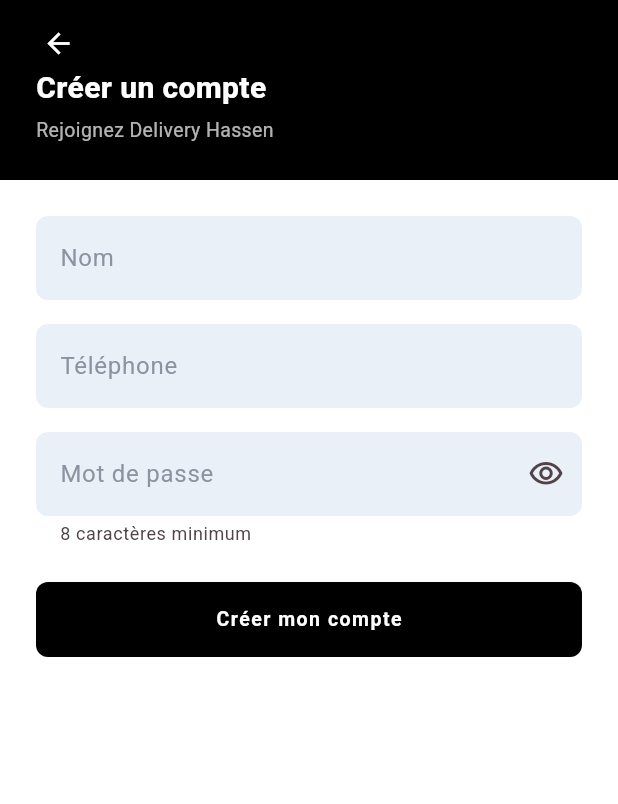
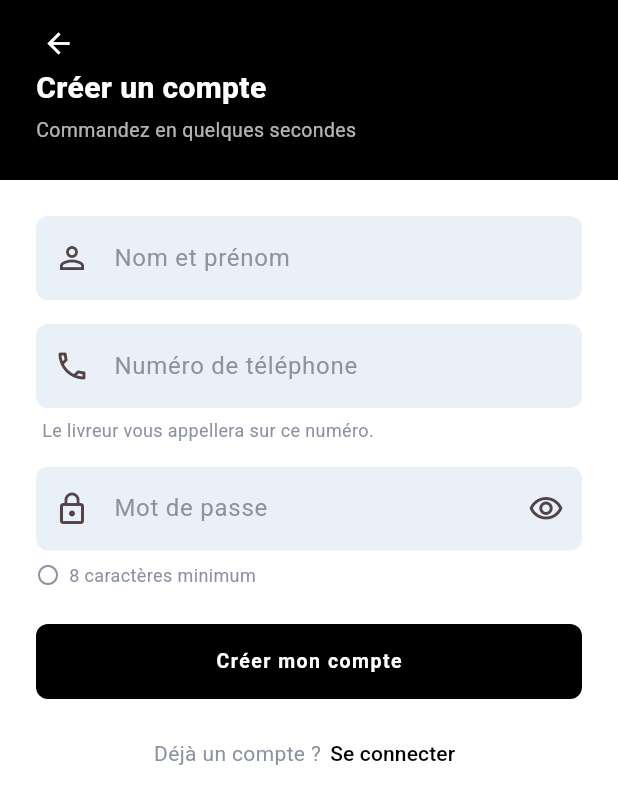
Before and after one commit to Alibalti592/Hssan-Delivery, a Flutter app: the LoginScreen screen opened directly, after a tap on "Se connecter", after a tap on "Créer un compte client", on a phone screen of 412 x 824 dp. Shown: the top 804 px of the screen. Run offline on Flutter 3.47's test engine with Material 3 defaults, Android fonts, the phone set to English and light mode, and no system bars; our stand-ins replace firebase_core, firebase_messaging, flutter_map, flutter_secure_storage, geolocator, image_picker and 2 more; accounts and stored records are empty; statements that could not run were skipped.

Commit message:
Polish sign-in, sign-up and password screens; match numbers however typed
Screens:
- Login: brand header centred (monogram, name, tagline), a "Connexion"
  card, fields with icons, "+216" fixed in front of the number and digits
  grouped as typed, an error banner, "Créer un compte client" as a clear
  second button, and the courier note at the bottom.
- Sign-up: "Nom et prénom", the same phone field, the 8-character rule
  ticking green as it's met, and "Déjà un compte ? Se connecter".
- Change password: show/hide on both fields, the same rule and banner.
- Errors clear as each field is fixed after a failed submit; tapping
  outside a field closes the keyboard; the phone's autofill knows each
  field.
- Server errors say "Le service est momentanément indisponible" instead
  of "La requête a échoué (500)", too many attempts is said in French,
  and a validation failure shows its field's own message.
- Dialogs and bottom sheets are white instead of Material's pink tint.

Backend:
- Numbers are stored as their 8 local digits and looked up however
  they're typed: an account registered as "+216 22 123 456" signs in
  with "22123456" and the same number can't register twice. Existing
  accounts stored with spaces or +216 still sign in.
- Sign-up and password-change messages are in French.

Co-Authored-By: Claude Opus 5.5 <noreply@anthropic.com>
Claude-Session: https://claude.ai/code/session_01B6RWxUSN3bwsXdDHTuPsqN

```diff
--- /dev/null
+++ b/mobile/lib/auth/auth_widgets.dart
@@ -0,0 +1,236 @@
+import 'package:flutter/material.dart';
+import 'package:flutter/services.dart';
+
+import '../core/phone_format.dart';
+import '../theme.dart';
+
+/// The 8 local digits of what was typed in a [PhoneField]: "22 123 456"
+/// gives "22123456".
+String phoneDigits(String text) => text.replaceAll(RegExp(r'\D'), '');
+
+/// A Tunisian number: "+216" is fixed in front, only digits go in, grouped
+/// as they're typed ("22 123 456"). A pasted "+216 22 123 456" keeps just
+/// the local number.
+class PhoneField extends StatelessWidget {
+  const PhoneField({
+    required this.controller,
+    this.enabled = true,
+    this.textInputAction = TextInputAction.next,
+    super.key,
+  });
+
+  final TextEditingController controller;
+  final bool enabled;
+  final TextInputAction textInputAction;
+
+  @override
+  Widget build(BuildContext context) {
+    return TextFormField(
+      controller: controller,
+      enabled: enabled,
+      keyboardType: TextInputType.phone,
+      textInputAction: textInputAction,
+      autofillHints: const [AutofillHints.telephoneNumberNational],
+      inputFormatters: [LocalPhoneFormatter()],
+      decoration: const InputDecoration(
+        labelText: 'Numéro de téléphone',
+        hintText: '22 123 456',
+        prefixIcon: Icon(Icons.phone_outlined),
+        prefixText: '+216  ',
+      ),
+      validator: (v) => validatePhone(phoneDigits(v ?? '')),
+    );
+  }
+}
+
+/// Keeps the 8 local digits of a number and groups them "22 123 456".
+class LocalPhoneFormatter extends TextInputFormatter {
+  @override
+  TextEditingValue formatEditUpdate(
+    TextEditingValue oldValue,
+    TextEditingValue newValue,
+  ) {
+    var digits = phoneDigits(newValue.text);
+    if (digits.length > 8 && digits.startsWith('216')) {
+      digits = digits.substring(3);
+    }
+    if (digits.length > 8) digits = digits.substring(0, 8);
+
+    final grouped = StringBuffer();
+    for (var i = 0; i < digits.length; i++) {
+      if (i == 2 || i == 5) grouped.write(' ');
+      grouped.write(digits[i]);
+    }
+    final text = grouped.toString();
+    return TextEditingValue(
+      text: text,
+      selection: TextSelection.collapsed(offset: text.length),
+    );
+  }
+}
+
+/// A password with a show/hide eye. With [showRule], the 8-character rule
+/// sits under the field and ticks green once it's met.
+class PasswordField extends StatefulWidget {
+  const PasswordField({
+    required this.controller,
+    this.label = 'Mot de passe',
+    this.enabled = true,
+    this.showRule = false,
+    this.isNew = false,
+    this.textInputAction = TextInputAction.done,
+    this.onSubmitted,
+    super.key,
+  });
+
+  final TextEditingController controller;
+  final String label;
+  final bool enabled;
+  final bool showRule;
+
+  /// A password being chosen (sign-up, change) rather than typed to sign in:
+  /// lets the phone's password manager offer a strong one.
+  final bool isNew;
+  final TextInputAction textInputAction;
+  final VoidCallback? onSubmitted;
+
+  static const minLength = 8;
+
+  @override
+  State<PasswordField> createState() => _PasswordFieldState();
+}
+
+class _PasswordFieldState extends State<PasswordField> {
+  bool _hidden = true;
+
+  @override
+  Widget build(BuildContext context) {
+    final field = TextFormField(
+      controller: widget.controller,
+      enabled: widget.enabled,
+      obscureText: _hidden,
+      textInputAction: widget.textInputAction,
+      autofillHints: [
+        widget.isNew ? AutofillHints.newPassword : AutofillHints.password,
+      ],
+      onFieldSubmitted: (_) => widget.onSubmitted?.call(),
+      decoration: InputDecoration(
+        labelText: widget.label,
+        prefixIcon: const Icon(Icons.lock_outline),
+        suffixIcon: IconButton(
+          tooltip: _hidden ? 'Afficher' : 'Masquer',
+          icon: Icon(
+            _hidden ? Icons.visibility_outlined : Icons.visibility_off_outlined,
+          ),
+          onPressed: () => setState(() => _hidden = !_hidden),
+        ),
+      ),
+      validator: (v) {
+        if (v == null || v.isEmpty) return 'Mot de passe requis';
+        if (widget.showRule && v.length < PasswordField.minLength) {
+          return 'Au moins ${PasswordField.minLength} caractères';
+        }
+        return null;
+      },
+    );
+    if (!widget.showRule) return field;
+
+    return Column(
+      crossAxisAlignment: CrossAxisAlignment.stretch,
+      children: [
+        field,
+        const SizedBox(height: 8),
+        ValueListenableBuilder<TextEditingValue>(
+          valueListenable: widget.controller,
+          builder: (context, value, _) {
+            final met = value.text.length >= PasswordField.minLength;
+            final color = met ? successText : mutedText;
+            return Row(
+              children: [
+                Icon(
+                  met ? Icons.check_circle : Icons.radio_button_unchecked,
+                  size: 16,
+                  color: color,
+                ),
+                const SizedBox(width: 6),
+                Text(
+                  '${PasswordField.minLength} caractères minimum',
+                  style: TextStyle(
+                    color: color,
+                    fontSize: 12,
+                    fontWeight: met ? FontWeight.w700 : FontWeight.w400,
+                  ),
+                ),
+              ],
+            );
+          },
+        ),
+      ],
+    );
+  }
+}
+
+/// A failed sign-in, sign-up or change, in a tinted box that's hard to miss.
+class AuthErrorBanner extends StatelessWidget {
+  const AuthErrorBanner(this.message, {super.key});
+
+  final String message;
+
+  @override
+  Widget build(BuildContext context) {
+    return Container(
+      padding: const EdgeInsets.symmetric(horizontal: 14, vertical: 12),
+      decoration: BoxDecoration(
+        color: dangerBg,
+        borderRadius: BorderRadius.circular(10),
+      ),
+      child: Row(
+        crossAxisAlignment: CrossAxisAlignment.start,
+        children: [
+          const Icon(Icons.error_outline, size: 20, color: dangerText),
+          const SizedBox(width: 10),
+          Expanded(
+            child: Text(
+              message,
+              style: const TextStyle(
+                color: dangerText,
+                fontWeight: FontWeight.w600,
+              ),
+            ),
+          ),
+        ],
+      ),
+    );
+  }
+}
+
+/// The submit button: a spinner while [busy].
+class AuthSubmitButton extends StatelessWidget {
+  const AuthSubmitButton({
+    required this.label,
+    required this.busy,
+    required this.onPressed,
+    super.key,
+  });
+
+  final String label;
+  final bool busy;
+  final VoidCallback onPressed;
+
+  @override
+  Widget build(BuildContext context) {
+    return FilledButton(
+      onPressed: busy ? null : onPressed,
+      child: busy
+          ? const SizedBox(
+              height: 22,
+              width: 22,
+              child: CircularProgressIndicator(
+                strokeWidth: 2,
+                color: Colors.white,
+              ),
+            )
+          : Text(label),
+    );
+  }
+}
--- a/mobile/lib/auth/login_screen.dart
+++ b/mobile/lib/auth/login_screen.dart
@@ -1,9 +1,10 @@
 import 'package:flutter/material.dart';
 import 'package:provider/provider.dart';
 
-import '../core/phone_format.dart';
+import '../onboarding/splash_screen.dart' show SplashMonogram;
 import '../theme.dart';
 import 'auth_controller.dart';
+import 'auth_widgets.dart';
 import 'register_screen.dart';
 
 class LoginScreen extends StatefulWidget {
@@ -17,8 +18,10 @@ class _LoginScreenState extends State<LoginScreen> {
   final _formKey = GlobalKey<FormState>();
   final _phone = TextEditingController();
   final _password = TextEditingController();
-  bool _obscure = true;
   String? _error;
+
+  /// Once a submit has shown errors, they clear as each field is fixed.
+  bool _submitted = false;
 
   @override
   void dispose() {
@@ -28,11 +31,15 @@ class _LoginScreenState extends State<LoginScreen> {
   }
 
   Future<void> _submit() async {
-    setState(() => _error = null);
+    setState(() {
+      _error = null;
+      _submitted = true;
+    });
     if (!_formKey.currentState!.validate()) return;
+    FocusScope.of(context).unfocus();
 
     final message = await context.read<AuthController>().signIn(
-      _phone.text,
+      phoneDigits(_phone.text),
       _password.text,
     );
     if (mounted && message != null) {
@@ -43,118 +50,72 @@ class _LoginScreenState extends State<LoginScreen> {
   @override
   Widget build(BuildContext context) {
     final busy = context.watch<AuthController>().busy;
+    final textTheme = Theme.of(context).textTheme;
 
     return Scaffold(
       backgroundColor: navy,
-      body: SafeArea(
-        child: Column(
-          children: [
-            const Padding(
-              padding: EdgeInsets.fromLTRB(24, 32, 24, 24),
-              child: Column(
-                crossAxisAlignment: CrossAxisAlignment.start,
-                children: [
-                  Text(
-                    'DH',
-                    style: TextStyle(
-                      fontSize: 34,
-                      fontWeight: FontWeight.w800,
+      body: GestureDetector(
+        // Tapping outside a field puts the keyboard away.
+        onTap: () => FocusScope.of(context).unfocus(),
+        child: SafeArea(
+          bottom: false,
+          child: CustomScrollView(
+            slivers: [
+              const SliverToBoxAdapter(child: _BrandHeader()),
+              SliverFillRemaining(
+                hasScrollBody: false,
+                child: Container(
+                  decoration: const BoxDecoration(
                     color: Colors.white,
+                    borderRadius: BorderRadius.vertical(
+                      top: Radius.circular(28),
                     ),
                   ),
-                  SizedBox(height: 8),
-                  Text(
-                    'Delivery Hassen',
-                    style: TextStyle(
-                      color: Colors.white,
-                      fontSize: 22,
-                      fontWeight: FontWeight.w700,
-                    ),
-                  ),
-                  SizedBox(height: 4),
-                  Text(
-                    'Connectez-vous pour continuer',
-                    style: TextStyle(color: Colors.white70, fontSize: 14),
-                  ),
-                ],
-              ),
-            ),
-            Expanded(
-              child: Container(
-                width: double.infinity,
-                decoration: const BoxDecoration(
-                  color: Color(0xFFF2F4F7),
-                  borderRadius: BorderRadius.only(
-                    topLeft: Radius.circular(28),
-                    topRight: Radius.circular(28),
-                  ),
-                ),
-                padding: const EdgeInsets.fromLTRB(24, 32, 24, 24),
-                child: SingleChildScrollView(
+                  padding: const EdgeInsets.fromLTRB(24, 28, 24, 24),
+                  child: AutofillGroup(
                     child: Form(
                       key: _formKey,
+                      autovalidateMode: _submitted
+                          ? AutovalidateMode.onUserInteraction
+                          : AutovalidateMode.disabled,
                       child: Column(
                         crossAxisAlignment: CrossAxisAlignment.stretch,
                         children: [
-                        TextFormField(
-                          controller: _phone,
-                          keyboardType: TextInputType.phone,
-                          textInputAction: TextInputAction.next,
-                          enabled: !busy,
-                          decoration: const InputDecoration(
-                            labelText: 'Téléphone',
-                            hintText: '+216 22 000 000',
-                          ),
-                          validator: validatePhone,
-                        ),
-                        const SizedBox(height: 16),
-                        TextFormField(
-                          controller: _password,
-                          obscureText: _obscure,
-                          enabled: !busy,
-                          onFieldSubmitted: (_) => _submit(),
-                          decoration: InputDecoration(
-                            labelText: 'Mot de passe',
-                            suffixIcon: IconButton(
-                              icon: Icon(
-                                _obscure
-                                    ? Icons.visibility_outlined
-                                    : Icons.visibility_off_outlined,
-                              ),
-                              onPressed: () =>
-                                  setState(() => _obscure = !_obscure),
+                          Text(
+                            'Connexion',
+                            style: textTheme.headlineSmall?.copyWith(
+                              fontWeight: FontWeight.w800,
                             ),
                           ),
-                          validator: (v) => (v == null || v.isEmpty)
-                              ? 'Mot de passe requis'
-                              : null,
+                          const SizedBox(height: 4),
+                          Text(
+                            'Heureux de vous revoir !',
+                            style: textTheme.bodyMedium?.copyWith(
+                              color: mutedText,
+                            ),
+                          ),
+                          const SizedBox(height: 24),
+                          PhoneField(controller: _phone, enabled: !busy),
+                          const SizedBox(height: 16),
+                          PasswordField(
+                            controller: _password,
+                            enabled: !busy,
+                            onSubmitted: _submit,
                           ),
                           if (_error != null) ...[
                             const SizedBox(height: 16),
-                          Text(
-                            _error!,
-                            style: TextStyle(
-                              color: Theme.of(context).colorScheme.error,
-                            ),
-                          ),
+                            AuthErrorBanner(_error!),
                           ],
                           const SizedBox(height: 24),
-                        FilledButton(
-                          onPressed: busy ? null : _submit,
-                          child: busy
-                              ? const SizedBox(
-                                  height: 22,
-                                  width: 22,
-                                  child: CircularProgressIndicator(
-                                    strokeWidth: 2,
-                                    color: Colors.white,
+                          AuthSubmitButton(
+                            label: 'Se connecter',
+                            busy: busy,
+                            onPressed: _submit,
                           ),
-                                )
-                              : const Text('Se connecter'),
-                        ),
+                          const SizedBox(height: 24),
+                          const _OrDivider(),
                           const SizedBox(height: 16),
-                        Center(
-                          child: TextButton(
+                          OutlinedButton(
                             onPressed: busy
                                 ? null
                                 : () => Navigator.of(context).push(
@@ -164,13 +125,9 @@ class _LoginScreenState extends State<LoginScreen> {
                                   ),
                             child: const Text('Créer un compte client'),
                           ),
-                        ),
-                        Center(
-                          child: Text(
-                            'Compte livreur créé par un administrateur',
-                            style: Theme.of(context).textTheme.bodySmall,
-                          ),
-                        ),
+                          const Spacer(),
+                          const SizedBox(height: 24),
+                          const _CourierNote(),
                         ],
                       ),
                     ),
@@ -180,6 +137,85 @@ class _LoginScreenState extends State<LoginScreen> {
             ],
           ),
         ),
+      ),
     );
   }
 }
+
+/// The monogram, name and tagline, as on the splash screen.
+class _BrandHeader extends StatelessWidget {
+  const _BrandHeader();
+
+  @override
+  Widget build(BuildContext context) {
+    return const Padding(
+      padding: EdgeInsets.fromLTRB(24, 36, 24, 32),
+      child: Column(
+        children: [
+          SplashMonogram(),
+          SizedBox(height: 14),
+          Text(
+            'Delivery Hassen',
+            style: TextStyle(
+              color: Colors.white,
+              fontSize: 20,
+              fontWeight: FontWeight.w700,
+            ),
+          ),
+          SizedBox(height: 4),
+          Text(
+            'Aussi rapide que votre pensée',
+            style: TextStyle(color: Color(0xFF9AA5B6), fontSize: 13),
+          ),
+        ],
+      ),
+    );
+  }
+}
+
+class _OrDivider extends StatelessWidget {
+  const _OrDivider();
+
+  @override
+  Widget build(BuildContext context) {
+    return Row(
+      children: [
+        const Expanded(child: Divider(color: cardBorder)),
+        Padding(
+          padding: const EdgeInsets.symmetric(horizontal: 12),
+          child: Text(
+            'Nouveau sur Delivery Hassen ?',
+            style: Theme.of(
+              context,
+            ).textTheme.bodySmall?.copyWith(color: mutedText),
+          ),
+        ),
+        const Expanded(child: Divider(color: cardBorder)),
+      ],
+    );
+  }
+}
+
+class _CourierNote extends StatelessWidget {
+  const _CourierNote();
+
+  @override
+  Widget build(BuildContext context) {
+    return Row(
+      mainAxisAlignment: MainAxisAlignment.center,
+      children: [
+        const Icon(Icons.delivery_dining_outlined, size: 18, color: mutedText),
+        const SizedBox(width: 8),
+        Flexible(
+          child: Text(
+            "Livreur ? Votre compte est créé par l'administrateur.",
+            textAlign: TextAlign.center,
+            style: Theme.of(
+              context,
+            ).textTheme.bodySmall?.copyWith(color: mutedText),
+          ),
+        ),
+      ],
+    );
+  }
+}
--- a/mobile/lib/auth/register_screen.dart
+++ b/mobile/lib/auth/register_screen.dart
@@ -1,9 +1,10 @@
 import 'package:flutter/material.dart';
 import 'package:provider/provider.dart';
 
-import '../core/phone_format.dart';
+import '../theme.dart';
 import '../widgets/dark_header.dart';
 import 'auth_controller.dart';
+import 'auth_widgets.dart';
 
 class RegisterScreen extends StatefulWidget {
   const RegisterScreen({super.key});
@@ -17,8 +18,10 @@ class _RegisterScreenState extends State<RegisterScreen> {
   final _name = TextEditingController();
   final _phone = TextEditingController();
   final _password = TextEditingController();
-  bool _obscure = true;
   String? _error;
+
+  /// Once a submit has shown errors, they clear as each field is fixed.
+  bool _submitted = false;
 
   @override
   void dispose() {
@@ -29,12 +32,16 @@ class _RegisterScreenState extends State<RegisterScreen> {
   }
 
   Future<void> _submit() async {
-    setState(() => _error = null);
+    setState(() {
+      _error = null;
+      _submitted = true;
+    });
     if (!_formKey.currentState!.validate()) return;
+    FocusScope.of(context).unfocus();
 
     final message = await context.read<AuthController>().register(
       name: _name.text.trim(),
-      phone: _phone.text.trim(),
+      phone: phoneDigits(_phone.text),
       password: _password.text,
     );
 
@@ -55,16 +62,19 @@ class _RegisterScreenState extends State<RegisterScreen> {
     final busy = context.watch<AuthController>().busy;
 
     return Scaffold(
-      body: SafeArea(
+      body: GestureDetector(
+        onTap: () => FocusScope.of(context).unfocus(),
+        child: SafeArea(
           child: Column(
             children: [
               DarkHeader(
                 title: 'Créer un compte',
-              subtitle: 'Rejoignez Delivery Hassen',
+                subtitle: 'Commandez en quelques secondes',
                 onBack: busy ? null : () => Navigator.of(context).pop(),
               ),
               Expanded(child: _form(context, busy)),
             ],
+          ),
         ),
       ),
     );
@@ -73,77 +83,78 @@ class _RegisterScreenState extends State<RegisterScreen> {
   Widget _form(BuildContext context, bool busy) {
     return SingleChildScrollView(
       padding: const EdgeInsets.all(24),
+      child: AutofillGroup(
         child: Form(
           key: _formKey,
+          autovalidateMode: _submitted
+              ? AutovalidateMode.onUserInteraction
+              : AutovalidateMode.disabled,
           child: Column(
             crossAxisAlignment: CrossAxisAlignment.stretch,
             children: [
               TextFormField(
                 controller: _name,
                 textInputAction: TextInputAction.next,
+                textCapitalization: TextCapitalization.words,
+                autofillHints: const [AutofillHints.name],
                 enabled: !busy,
-              decoration: const InputDecoration(labelText: 'Nom'),
+                decoration: const InputDecoration(
+                  labelText: 'Nom et prénom',
+                  prefixIcon: Icon(Icons.person_outline),
+                ),
                 validator: (v) =>
                     (v == null || v.trim().isEmpty) ? 'Nom requis' : null,
               ),
               const SizedBox(height: 16),
-            TextFormField(
-              controller: _phone,
-              keyboardType: TextInputType.phone,
-              textInputAction: TextInputAction.next,
-              enabled: !busy,
-              decoration: const InputDecoration(
-                labelText: 'Téléphone',
-                hintText: '+216 22 000 000',
+              PhoneField(controller: _phone, enabled: !busy),
+              const SizedBox(height: 6),
+              const Padding(
+                padding: EdgeInsets.only(left: 4),
+                child: Text(
+                  'Le livreur vous appellera sur ce numéro.',
+                  style: TextStyle(color: mutedText, fontSize: 12),
                 ),
-              validator: validatePhone,
               ),
               const SizedBox(height: 16),
-            TextFormField(
+              PasswordField(
                 controller: _password,
-              obscureText: _obscure,
                 enabled: !busy,
-              onFieldSubmitted: (_) => _submit(),
-              decoration: InputDecoration(
-                labelText: 'Mot de passe',
-                helperText: '8 caractères minimum',
-                suffixIcon: IconButton(
-                  icon: Icon(
-                    _obscure
-                        ? Icons.visibility_outlined
-                        : Icons.visibility_off_outlined,
-                  ),
-                  onPressed: () => setState(() => _obscure = !_obscure),
-                ),
-              ),
-              validator: (v) {
-                if (v == null || v.isEmpty) return 'Mot de passe requis';
-                if (v.length < 8) return '8 caractères minimum';
-                return null;
-              },
+                showRule: true,
+                isNew: true,
+                onSubmitted: _submit,
               ),
               if (_error != null) ...[
                 const SizedBox(height: 16),
+                AuthErrorBanner(_error!),
+              ],
+              const SizedBox(height: 24),
+              AuthSubmitButton(
+                label: 'Créer mon compte',
+                busy: busy,
+                onPressed: _submit,
+              ),
+              const SizedBox(height: 12),
+              Row(
+                mainAxisAlignment: MainAxisAlignment.center,
+                children: [
                   Text(
-                _error!,
-                style: TextStyle(color: Theme.of(context).colorScheme.error),
+                    'Déjà un compte ?',
+                    style: Theme.of(
+                      context,
+                    ).textTheme.bodyMedium?.copyWith(color: mutedText),
+                  ),
+                  TextButton(
+                    style: TextButton.styleFrom(
+                      minimumSize: const Size(0, 40),
+                      padding: const EdgeInsets.symmetric(horizontal: 6),
+                    ),
+                    onPressed: busy ? null : () => Navigator.of(context).pop(),
+                    child: const Text('Se connecter'),
                   ),
                 ],
-            const SizedBox(height: 24),
-            FilledButton(
-              onPressed: busy ? null : _submit,
-              child: busy
-                  ? const SizedBox(
-                      height: 22,
-                      width: 22,
-                      child: CircularProgressIndicator(
-                        strokeWidth: 2,
-                        color: Colors.white,
-                      ),
-                    )
-                  : const Text('Créer mon compte'),
               ),
             ],
+          ),
         ),
       ),
     );
```
Also changed, not shown: mobile/lib/auth/change_password_screen.dart (+30 -42 lines), mobile/lib/core/api_client.dart (+26 -4 lines), mobile/lib/theme.dart (+10 -0 lines), 11 other files. Lines whose indentation alone changed are shown as unchanged.
